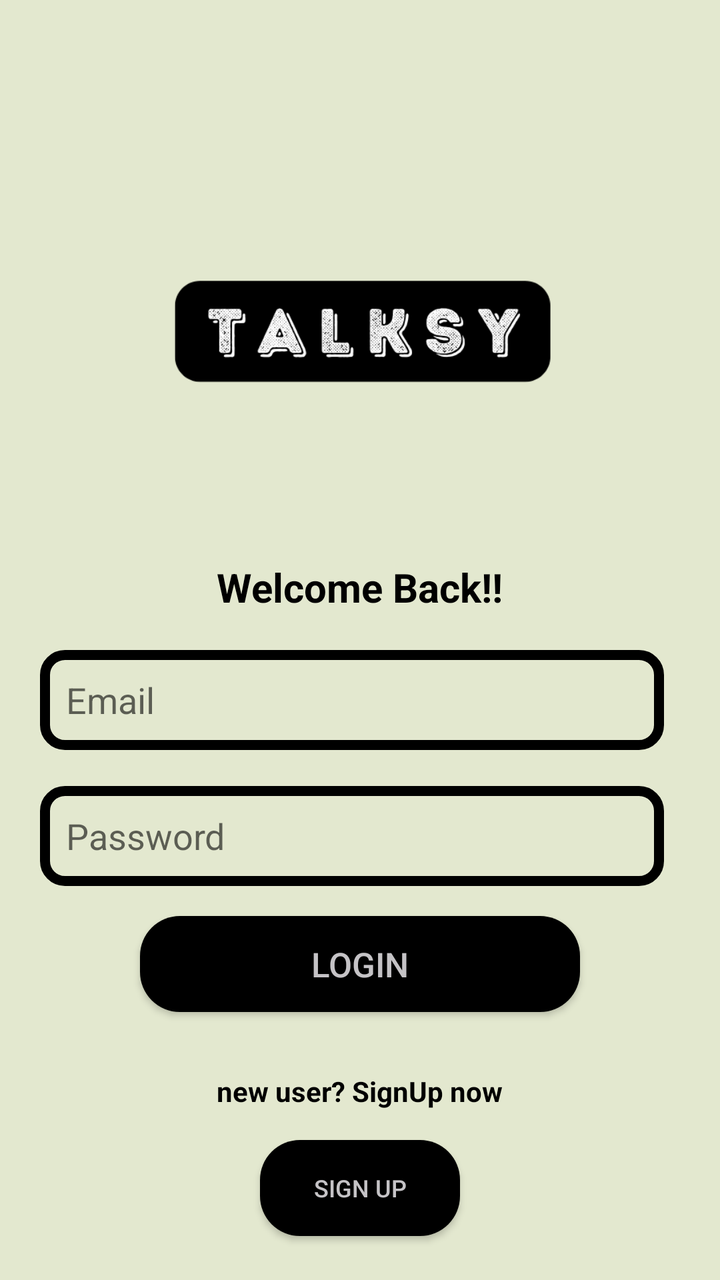
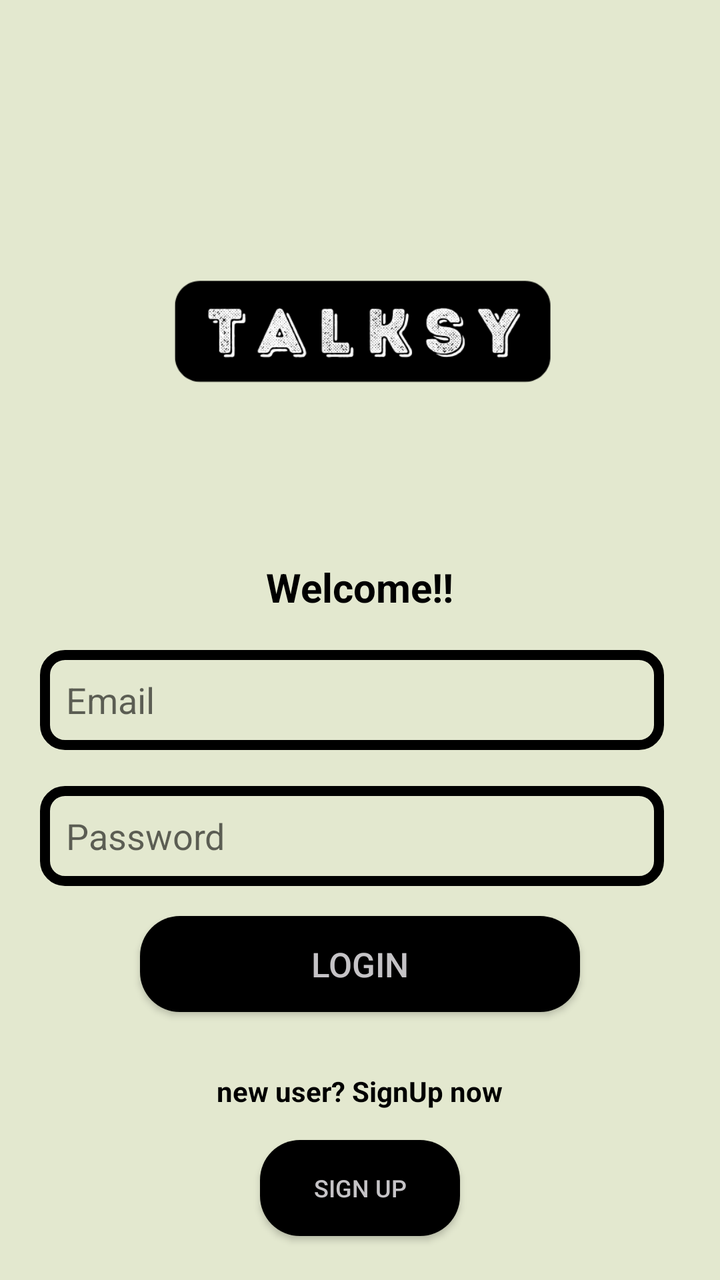

An Android layout rendered at two revisions. The XML below is the earlier revision; the diff shows what the commit changed to produce the second picture.
<!-- AndroidManifest.xml: application theme Theme.MyChatApp -->
<!-- res/layout/activity_login.xml -->
<?xml version="1.0" encoding="utf-8"?>
<RelativeLayout xmlns:android="http://schemas.android.com/apk/res/android"
    xmlns:app="http://schemas.android.com/apk/res-auto"
    xmlns:tools="http://schemas.android.com/tools"
    android:id="@+id/main"
    android:layout_width="match_parent"
    android:layout_height="match_parent"
    android:background="@color/Offgreen"
    tools:context=".Login">

    <ImageView
        android:id="@+id/app_logo"
        android:layout_width="200dp"
        android:layout_height="200dp"
        android:src="@drawable/logo"
        android:layout_centerHorizontal="true"
        android:layout_marginTop="70dp"/>

    <TextView
        android:id="@+id/txt_create_account"
        android:layout_width="wrap_content"
        android:layout_height="wrap_content"
        android:text="Welcome Back!!"
        android:textSize="20sp"
        android:textStyle="bold"
        android:textColor="@color/black"
        android:layout_below="@id/app_logo"
        android:layout_centerHorizontal="true"
        android:layout_marginTop="10dp"/>

    <EditText
        android:id="@+id/edt_email"
        android:layout_width="match_parent"
        android:layout_height="50dp"
        android:layout_below="@id/txt_create_account"
        android:layout_marginTop="18dp"
        android:background="@drawable/edt_background"
        android:hint="Email"
        android:paddingLeft="13dp"
        android:layout_marginLeft="20dp"
        android:layout_marginRight="28dp"/>

    <EditText
        android:id="@+id/edt_password"
        android:layout_width="match_parent"
        android:layout_height="50dp"
        android:layout_below="@id/edt_email"
        android:layout_marginTop="18dp"
        android:background="@drawable/edt_background"
        android:hint="Password"
        android:paddingLeft="13dp"
        android:layout_marginLeft="20dp"
        android:layout_marginRight="28dp"/>

    <Button
        android:id="@+id/btnLogin"
        android:layout_width="220dp"
        android:layout_height="wrap_content"
        android:background="@drawable/btn_background"
        android:layout_below="@id/edt_password"
        android:text="Login"
        android:textSize="17dp"
        android:textColor="@color/silver"
        android:layout_centerHorizontal="true"
        android:layout_marginTop="15dp">
    </Button>

    <TextView
        android:id="@+id/txt_signup"
        android:layout_width="wrap_content"
        android:layout_height="wrap_content"
        android:text="new user? SignUp now"
        android:textSize="14sp"
        android:textStyle="bold"
        android:textColor="@color/black"
        android:layout_below="@id/btnLogin"
        android:layout_centerHorizontal="true"
        android:layout_marginTop="30dp"/>

    <Button
        android:id="@+id/btnsignup"
        android:layout_width="100dp"
        android:layout_height="wrap_content"
        android:background="@drawable/btn_background"
        android:layout_below="@id/txt_signup"
        android:text="Sign Up"
        android:textSize="12dp"
        android:textColor="@color/silver"
        android:layout_centerHorizontal="true"
        android:layout_marginTop="15dp">
    </Button>

</RelativeLayout>
<!-- resources referenced by this layout -->
<resources>
  <color name="Offgreen">#e3e8cf</color>
  <color name="black">#000000</color>
  <color name="silver">#c5c3c6</color>
  <!-- drawable btn_background (drawable) -->
  <?xml version="1.0" encoding="utf-8"?>
  <shape xmlns:android="http://schemas.android.com/apk/res/android">
      <corners android:radius="20dp"/>
      <solid android:color="@color/black"/>
  </shape>
  <!-- drawable edt_background (drawable) -->
  <?xml version="1.0" encoding="utf-8"?>
  <shape xmlns:android="http://schemas.android.com/apk/res/android">
  <corners android:radius="10dp"/>
      <stroke android:color="@color/black" android:width="5dp" />
  </shape>
  <!-- drawable logo: png bitmap (drawable, 35018 bytes) -->
  <style name="Theme.MyChatApp" parent="Base.Theme.MyChatApp" />
  <style name="Base.Theme.MyChatApp" parent="Theme.AppCompat.Light.NoActionBar">
          
          
      </style>
</resources>

<!-- the commit's change to res/layout/activity_login.xml (unified diff, before → after) -->
@@ -20,7 +20,7 @@
         android:id="@+id/txt_create_account"
         android:layout_width="wrap_content"
         android:layout_height="wrap_content"
-        android:text="Welcome Back!!"
+        android:text="Welcome!!"
         android:textSize="20sp"
         android:textStyle="bold"
         android:textColor="@color/black"
